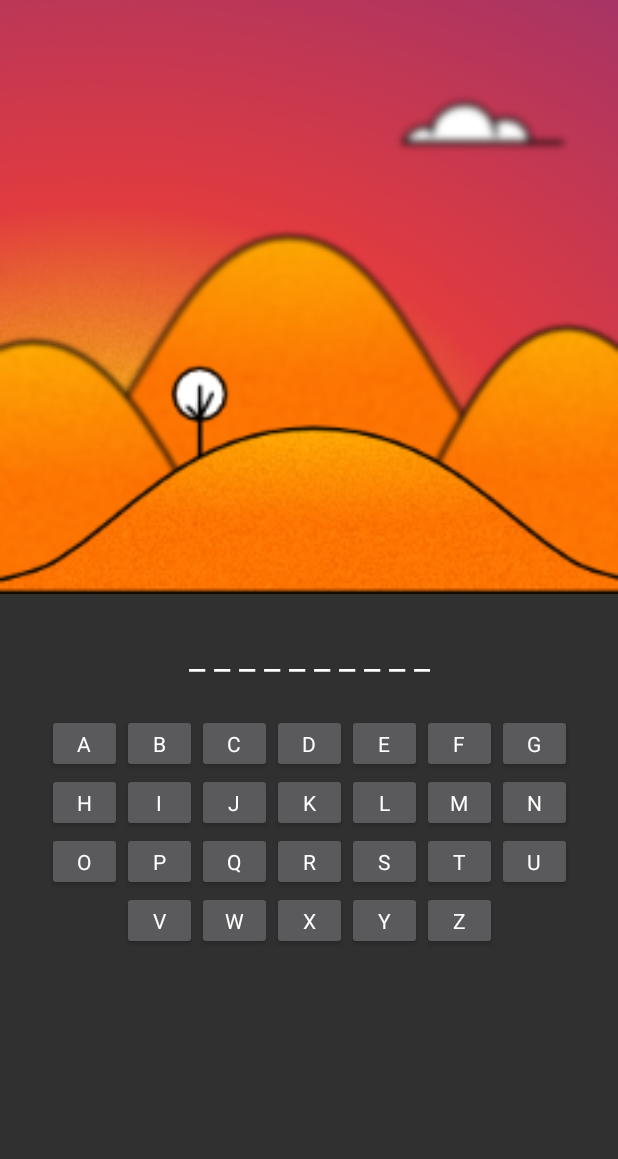
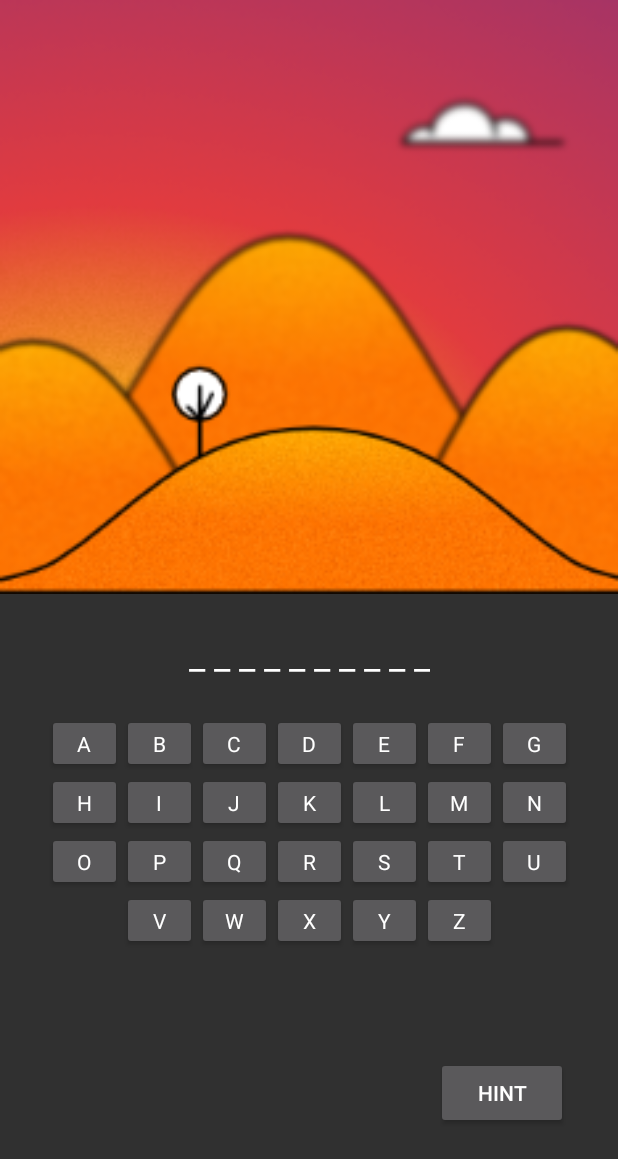
Before and after one commit to sw20-tug/MA-Afternoon-2, an Android app: the screen it shows after launch (HangmanActivity), after a tap on "Hangman", on a phone screen of 412 x 824 dp. Shown: the top 1159 px of the screen. Run offline under Robolectric (Android 15) with nearby library versions, the phone set to English and light mode, and no system bars.

Commit message:
GAMES_009 added hint button [RA, KM]

```diff
--- a/Games/app/src/main/res/layout/activity_hangman.xml
+++ b/Games/app/src/main/res/layout/activity_hangman.xml
@@ -352,6 +352,16 @@
         app:layout_constraintStart_toStartOf="parent"
         app:layout_constraintTop_toBottomOf="@+id/row4" />
 
+    <Button
+        android:id="@+id/buttonHangmanHint"
+        android:layout_width="wrap_content"
+        android:layout_height="wrap_content"
+        android:text="@string/hint"
+        app:layout_constraintBottom_toBottomOf="parent"
+        app:layout_constraintEnd_toEndOf="parent"
+        app:layout_constraintStart_toEndOf="@+id/buttonHangmanPlayAgain"
+        app:layout_constraintTop_toBottomOf="@+id/row4" />
+
     <TextView
         android:id="@+id/hangmanWinLoose"
         android:layout_width="wrap_content"
--- a/Games/app/src/main/res/values/strings.xml
+++ b/Games/app/src/main/res/values/strings.xml
@@ -32,8 +32,9 @@
     <string name="title" translatable="false">Corona Games</string>
     <string name="yourpoints">Your Points: 0</string>
 
+    <string name="hint">Hint</string>
     <string name="hangman_play_again">Play Again</string>
-    <string name="hangman_win">You Win</string>
+    <string name="hangman_win">You Won</string>
     <string name="hangman_lost">You Lost</string>
 
     <string name="A" translatable="false">A</string>
@@ -70,7 +71,6 @@
     <string name="main_tictactoe" translatable="false">Tic Tac Toe</string>
     <string name="main_hangman" translatable="false">Hangman</string>
     <string name="main_donttouch" translatable="false">Don\'t Touch</string>
-    <string name="main_settings">Settings</string>
     <string name="main_othergames">Other Games</string>
     <string name="main_yourpoints">Your Points: %d</string>
 
```
Also changed, not shown: 1 other file.
